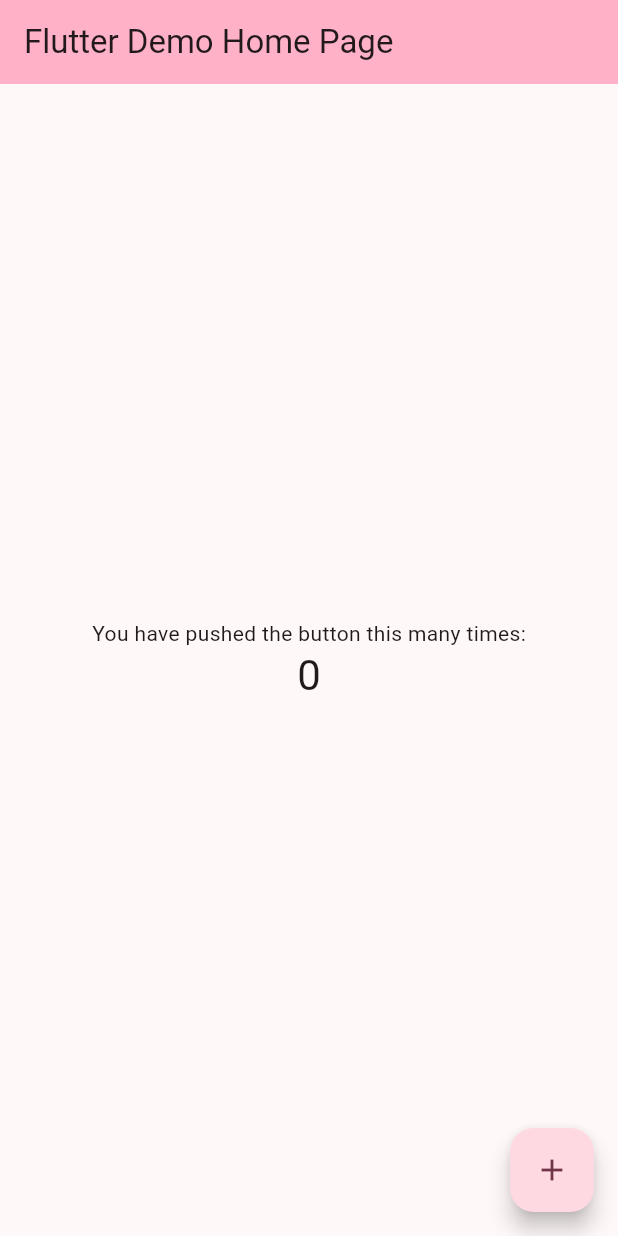
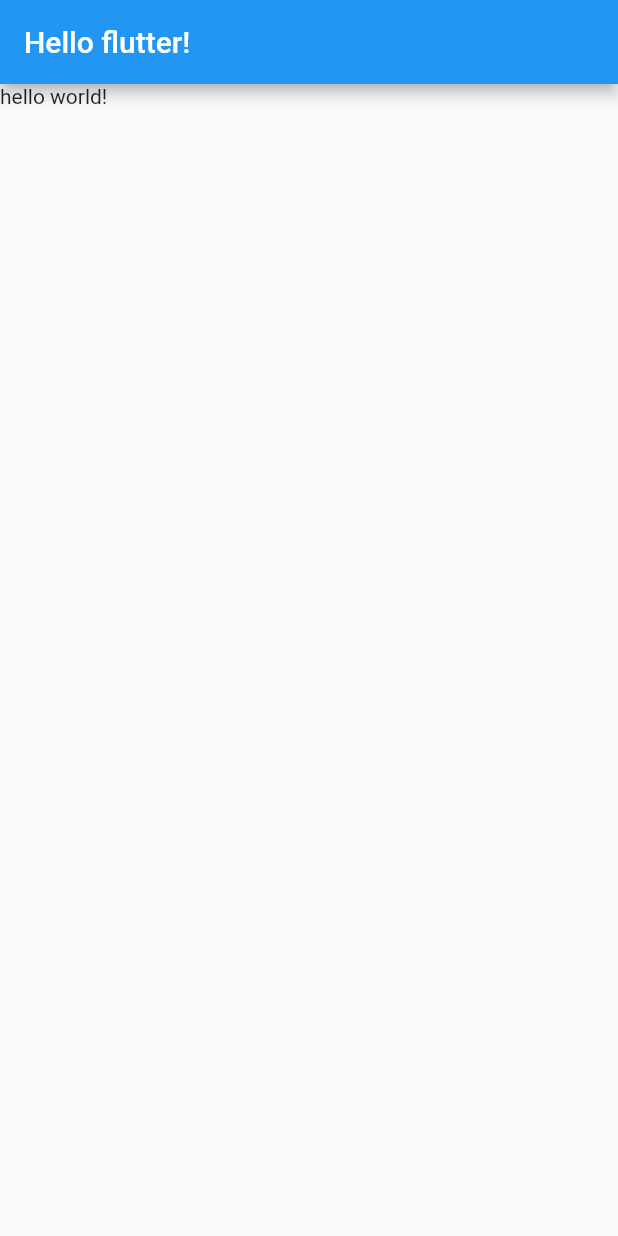
Before and after one commit to cruway/crutoon, a Flutter app: the screen it shows after launch, on a phone screen of 412 x 824 dp. Run offline on Flutter 3.47's test engine with Material 2 defaults, Android fonts, the phone set to English and light mode, and no system bars.

Commit message:
init commit

```diff
--- a/lib/main.dart
+++ b/lib/main.dart
@@ -1,125 +1,21 @@
 import 'package:flutter/material.dart';
 
 void main() {
-  runApp(const MyApp());
+  runApp(const App());
 }
 
-class MyApp extends StatelessWidget {
-  const MyApp({super.key});
+class App extends StatelessWidget {
+  const App({super.key});
 
-  // This widget is the root of your application.
   @override
   Widget build(BuildContext context) {
     return MaterialApp(
-      title: 'Flutter Demo',
-      theme: ThemeData(
-        // This is the theme of your application.
-        //
-        // TRY THIS: Try running your application with "flutter run". You'll see
-        // the application has a blue toolbar. Then, without quitting the app,
-        // try changing the seedColor in the colorScheme below to Colors.green
-        // and then invoke "hot reload" (save your changes or press the "hot
-        // reload" button in a Flutter-supported IDE, or press "r" if you used
-        // the command line to start the app).
-        //
-        // Notice that the counter didn't reset back to zero; the application
-        // state is not lost during the reload. To reset the state, use hot
-        // restart instead.
-        //
-        // This works for code too, not just values: Most code changes can be
-        // tested with just a hot reload.
-        colorScheme: ColorScheme.fromSeed(seedColor: Colors.black),
-        useMaterial3: true,
+      home: Scaffold(
+        appBar: AppBar(
+          title: const Text('Hello flutter!'),
+        ),
+        body: const Text('hello world!'),
       ),
-      home: const MyHomePage(title: 'Flutter Demo Home Page'),
     );
   }
 }
-
-class MyHomePage extends StatefulWidget {
-  const MyHomePage({super.key, required this.title});
-
-  // This widget is the home page of your application. It is stateful, meaning
-  // that it has a State object (defined below) that contains fields that affect
-  // how it looks.
-
-  // This class is the configuration for the state. It holds the values (in this
-  // case the title) provided by the parent (in this case the App widget) and
-  // used by the build method of the State. Fields in a Widget subclass are
-  // always marked "final".
-
-  final String title;
-
-  @override
-  State<MyHomePage> createState() => _MyHomePageState();
-}
-
-class _MyHomePageState extends State<MyHomePage> {
-  int _counter = 0;
-
-  void _incrementCounter() {
-    setState(() {
-      // This call to setState tells the Flutter framework that something has
-      // changed in this State, which causes it to rerun the build method below
-      // so that the display can reflect the updated values. If we changed
-      // _counter without calling setState(), then the build method would not be
-      // called again, and so nothing would appear to happen.
-      _counter++;
-    });
-  }
-
-  @override
-  Widget build(BuildContext context) {
-    // This method is rerun every time setState is called, for instance as done
-    // by the _incrementCounter method above.
-    //
-    // The Flutter framework has been optimized to make rerunning build methods
-    // fast, so that you can just rebuild anything that needs updating rather
-    // than having to individually change instances of widgets.
-    return Scaffold(
-      appBar: AppBar(
-        // TRY THIS: Try changing the color here to a specific color (to
-        // Colors.amber, perhaps?) and trigger a hot reload to see the AppBar
-        // change color while the other colors stay the same.
-        backgroundColor: Theme.of(context).colorScheme.inversePrimary,
-        // Here we take the value from the MyHomePage object that was created by
-        // the App.build method, and use it to set our appbar title.
-        title: Text(widget.title),
-      ),
-      body: Center(
-        // Center is a layout widget. It takes a single child and positions it
-        // in the middle of the parent.
-        child: Column(
-          // Column is also a layout widget. It takes a list of children and
-          // arranges them vertically. By default, it sizes itself to fit its
-          // children horizontally, and tries to be as tall as its parent.
-          //
-          // Column has various properties to control how it sizes itself and
-          // how it positions its children. Here we use mainAxisAlignment to
-          // center the children vertically; the main axis here is the vertical
-          // axis because Columns are vertical (the cross axis would be
-          // horizontal).
-          //
-          // TRY THIS: Invoke "debug painting" (choose the "Toggle Debug Paint"
-          // action in the IDE, or press "p" in the console), to see the
-          // wireframe for each widget.
-          mainAxisAlignment: MainAxisAlignment.center,
-          children: <Widget>[
-            const Text(
-              'You have pushed the button this many times:',
-            ),
-            Text(
-              '$_counter',
-              style: Theme.of(context).textTheme.headlineMedium,
-            ),
-          ],
-        ),
-      ),
-      floatingActionButton: FloatingActionButton(
-        onPressed: _incrementCounter,
-        tooltip: 'Increment',
-        child: const Icon(Icons.add),
-      ), // This trailing comma makes auto-formatting nicer for build methods.
-    );
-  }
-}
```
